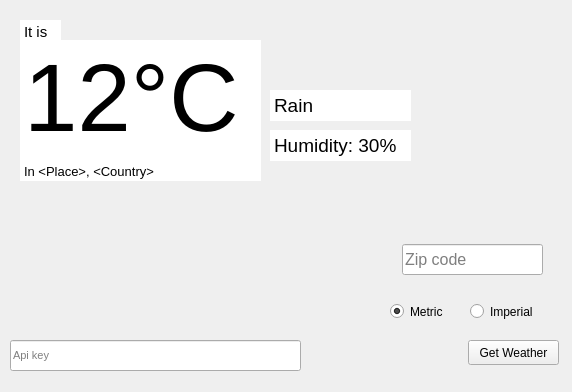
This is uis/weather_gui.ui in emmafornash/Weather-Report as Qt 5 draws it before an edit. The edited form follows.
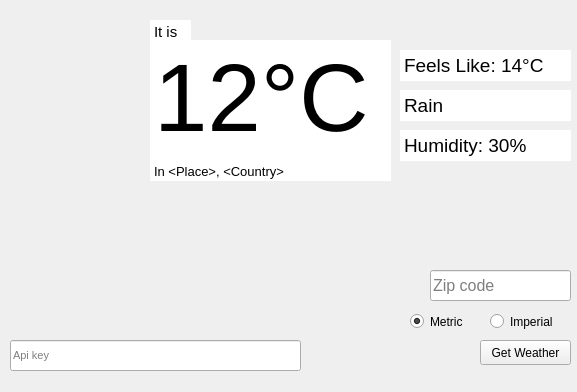
This is the edited form. Icons and pictures are not drawn.

Commit message: rendered a base icon to the screen

Patch:
```diff
--- a/uis/weather_gui.ui
+++ b/uis/weather_gui.ui
@@ -6,7 +6,7 @@
    <rect>
     <x>0</x>
     <y>0</y>
-    <width>572</width>
+    <width>577</width>
     <height>392</height>
    </rect>
   </property>
@@ -17,7 +17,7 @@
    <widget class="QTextEdit" name="current_temperature">
     <property name="geometry">
      <rect>
-      <x>20</x>
+      <x>150</x>
       <y>40</y>
       <width>241</width>
       <height>121</height>
@@ -60,7 +60,7 @@
    <widget class="QPushButton" name="get_weather">
     <property name="geometry">
      <rect>
-      <x>468</x>
+      <x>480</x>
       <y>340</y>
       <width>91</width>
       <height>25</height>
@@ -73,9 +73,9 @@
    <widget class="QTextEdit" name="current_weather">
     <property name="geometry">
      <rect>
-      <x>270</x>
+      <x>400</x>
       <y>90</y>
-      <width>141</width>
+      <width>171</width>
       <height>31</height>
      </rect>
     </property>
@@ -107,9 +107,9 @@
    <widget class="QTextEdit" name="current_humidity">
     <property name="geometry">
      <rect>
-      <x>270</x>
+      <x>400</x>
       <y>130</y>
-      <width>141</width>
+      <width>171</width>
       <height>31</height>
      </rect>
     </property>
@@ -141,7 +141,7 @@
    <widget class="QTextEdit" name="it_is_text">
     <property name="geometry">
      <rect>
-      <x>20</x>
+      <x>150</x>
       <y>20</y>
       <width>41</width>
       <height>21</height>
@@ -170,7 +170,7 @@
    <widget class="QTextEdit" name="location_text">
     <property name="geometry">
      <rect>
-      <x>20</x>
+      <x>150</x>
       <y>160</y>
       <width>241</width>
       <height>21</height>
@@ -196,8 +196,8 @@
    <widget class="QRadioButton" name="imperial_radio">
     <property name="geometry">
      <rect>
-      <x>470</x>
-      <y>300</y>
+      <x>490</x>
+      <y>310</y>
       <width>81</width>
       <height>23</height>
      </rect>
@@ -209,8 +209,8 @@
    <widget class="QRadioButton" name="metric_radio">
     <property name="geometry">
      <rect>
-      <x>390</x>
-      <y>300</y>
+      <x>410</x>
+      <y>310</y>
       <width>71</width>
       <height>23</height>
      </rect>
@@ -243,8 +243,8 @@
    <widget class="QLineEdit" name="zipcode_edit">
     <property name="geometry">
      <rect>
-      <x>402</x>
-      <y>244</y>
+      <x>430</x>
+      <y>270</y>
       <width>141</width>
       <height>31</height>
      </rect>
@@ -261,6 +261,68 @@
      <string>Zip code</string>
     </property>
    </widget>
+   <widget class="QTextEdit" name="current_feels_like">
+    <property name="geometry">
+     <rect>
+      <x>400</x>
+      <y>50</y>
+      <width>171</width>
+      <height>31</height>
+     </rect>
+    </property>
+    <property name="font">
+     <font>
+      <pointsize>14</pointsize>
+     </font>
+    </property>
+    <property name="frameShape">
+     <enum>QFrame::NoFrame</enum>
+    </property>
+    <property name="verticalScrollBarPolicy">
+     <enum>Qt::ScrollBarAlwaysOff</enum>
+    </property>
+    <property name="horizontalScrollBarPolicy">
+     <enum>Qt::ScrollBarAsNeeded</enum>
+    </property>
+    <property name="readOnly">
+     <bool>true</bool>
+    </property>
+    <property name="html">
+     <string>&lt;!DOCTYPE HTML PUBLIC &quot;-//W3C//DTD HTML 4.0//EN&quot; &quot;http://www.w3.org/TR/REC-html40/strict.dtd&quot;&gt;
+&lt;html&gt;&lt;head&gt;&lt;meta name=&quot;qrichtext&quot; content=&quot;1&quot; /&gt;&lt;style type=&quot;text/css&quot;&gt;
+p, li { white-space: pre-wrap; }
+&lt;/style&gt;&lt;/head&gt;&lt;body style=&quot; font-family:'Ubuntu'; font-size:14pt; font-weight:400; font-style:normal;&quot;&gt;
+&lt;p style=&quot; margin-top:0px; margin-bottom:0px; margin-left:0px; margin-right:0px; -qt-block-indent:0; text-indent:0px;&quot;&gt;Feels Like: 14°C&lt;/p&gt;&lt;/body&gt;&lt;/html&gt;</string>
+    </property>
+   </widget>
+   <widget class="QLabel" name="weather_icon_label">
+    <property name="geometry">
+     <rect>
+      <x>10</x>
+      <y>40</y>
+      <width>131</width>
+      <height>131</height>
+     </rect>
+    </property>
+    <property name="sizePolicy">
+     <sizepolicy hsizetype="Fixed" vsizetype="Fixed">
+      <horstretch>0</horstretch>
+      <verstretch>0</verstretch>
+     </sizepolicy>
+    </property>
+    <property name="text">
+     <string/>
+    </property>
+    <property name="textFormat">
+     <enum>Qt::RichText</enum>
+    </property>
+    <property name="pixmap">
+     <pixmap>../icons/wi-day-rain.png</pixmap>
+    </property>
+    <property name="scaledContents">
+     <bool>true</bool>
+    </property>
+   </widget>
   </widget>
   <widget class="QMenuBar" name="menubar">
    <property name="geometry">
```
Left out of the diff: 6 changed lines with no effect on the pictures. The commit also changes 2 other files.
